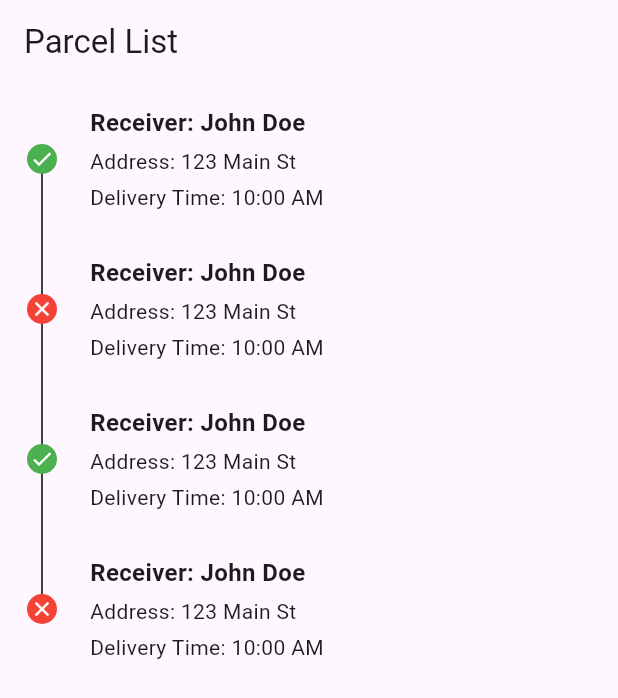
After one commit to AbdullahCheema35/RouteOptima-Mobile-App, a Flutter app: the ParcelListPage screen opened directly, on a phone screen of 412 x 824 dp. The commit adds this screen. Shown: the top 698 px of the screen. Run offline on Flutter 3.47's test engine with Material 3 defaults, Android fonts, the phone set to English and light mode, and no system bars; our stand-ins replace cloud_firestore, firebase_core, fl_chart, flutter_riverpod, geolocator; accounts and stored records are empty.

Commit message:
Designed vertical line at left of view parcels screen

```diff
--- /dev/null
+++ b/lib/parcel_list_screen.dart
@@ -0,0 +1,138 @@
+import 'package:flutter/material.dart';
+
+void main() {
+  runApp(RouteOptimaApp());
+}
+
+class RouteOptimaApp extends StatelessWidget {
+  @override
+  Widget build(BuildContext context) {
+    return MaterialApp(
+      title: 'Route Optima',
+      home: ParcelListPage(),
+    );
+  }
+}
+
+class ParcelListPage extends StatelessWidget {
+  // Example list of parcels
+  final List<Map<String, bool>> parcels = [
+    {
+      'delivered': true,
+    },
+    {
+      'delivered': false,
+    },
+    {
+      'delivered': true,
+    },
+    {
+      'delivered': false,
+    },
+    // Add more parcels as needed
+  ];
+
+  @override
+  Widget build(BuildContext context) {
+    return Scaffold(
+      appBar: AppBar(
+        title: Text('Parcel List'),
+      ),
+      body: ListView.builder(
+        itemCount: parcels.length,
+        itemBuilder: (BuildContext context, int index) {
+          return buildParcelContainer(parcels[index], index);
+        },
+      ),
+    );
+  }
+
+  Widget buildParcelContainer(Map<String, bool> parcel, int idx) {
+    return Container(
+      height: 100, // Fixed height for each parcel container
+      width: double.infinity, // Occupy all screen width
+      padding: EdgeInsets.fromLTRB(8.0, 0, 8.0, 0),
+      child: Row(
+        children: [
+          // Left column with circles and lines
+          Container(
+            width: 40.0, // Width for the left column
+            child: CustomPaint(
+              painter: LinePainter(length: parcels.length, index: idx),
+              child: Center(
+                child: Container(
+                  width: 20.0,
+                  height: 20.0,
+                  decoration: BoxDecoration(
+                    shape: BoxShape.circle,
+                    color: parcel['delivered']! ? Colors.green : Colors.red,
+                  ),
+                  child: Center(
+                    child: Icon(
+                      parcel['delivered']! ? Icons.check : Icons.close,
+                      color: Colors.white,
+                      size: 16.0,
+                    ),
+                  ),
+                ),
+              ),
+            ),
+          ),
+          SizedBox(width: 12.0), // Add spacing between the columns
+
+          // Right column with parcel details
+          Expanded(
+            child: Column(
+              crossAxisAlignment: CrossAxisAlignment.start,
+              mainAxisAlignment: MainAxisAlignment.center,
+              children: [
+                Text(
+                  'Receiver: John Doe', // Replace with actual receiver name
+                  style: TextStyle(fontSize: 16.0, fontWeight: FontWeight.bold),
+                ),
+                SizedBox(height: 4.0),
+                Text('Address: 123 Main St'), // Replace with actual address
+                SizedBox(height: 4.0),
+                Text('Delivery Time: 10:00 AM'), // Replace with actual time
+              ],
+            ),
+          ),
+        ],
+      ),
+    );
+  }
+}
+
+class LinePainter extends CustomPainter {
+  final int length;
+  final int index;
+
+  LinePainter({required this.length, required this.index});
+
+  @override
+  void paint(Canvas canvas, Size size) {
+    print(index);
+    print(length);
+
+    double topOffset = index > 0 ? 0 : size.height / 2;
+    double bottomOffset = index < length - 1 ? size.height : size.height / 2;
+
+    // print(topOffset);
+    // print(bottomOffset);
+
+    final Paint paint = Paint()
+      ..color = Colors.black // Change the color as desired
+      ..strokeWidth = 1.0;
+
+    canvas.drawLine(
+      Offset(size.width / 2, topOffset),
+      Offset(size.width / 2, bottomOffset),
+      paint,
+    );
+  }
+
+  @override
+  bool shouldRepaint(covariant CustomPainter oldDelegate) {
+    return false;
+  }
+}
--- a/lib/screens/emergency_request_dialog.dart
+++ b/lib/screens/emergency_request_dialog.dart
@@ -8,9 +8,9 @@ import 'package:route_optima_mobile_app/models/location.dart';
 class EmergencyRequestDialog extends StatelessWidget {
   final GlobalKey<FormState> _formKey = GlobalKey<FormState>();
   final TextEditingController _descriptionController = TextEditingController();
-  String _selectedType = 'Puncture';
+  String _selectedType = 'Puncture'; // Default selected type
 
-  EmergencyRequestDialog({super.key}); // Default selected type
+  EmergencyRequestDialog({super.key});
 
   @override
   Widget build(BuildContext context) {
```
